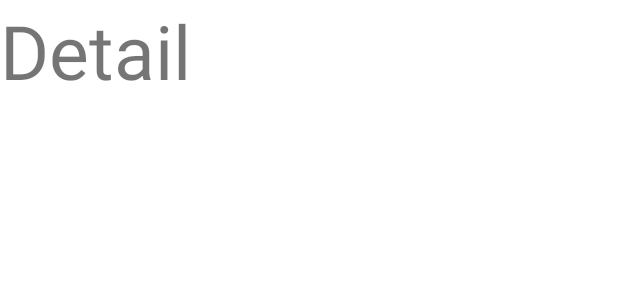
After one commit to Ju-lotty/FlowerGarden, an Android app: the layout activity_store_detail.xml on its own in the app's theme, with its tools: preview values and no code run, on a phone screen of 412 x 824 dp. The commit adds this screen. Shown: the top 300 px of the screen. Run offline under Robolectric (Android 15) with nearby library versions, the phone set to English and light mode, and no system bars.

Commit message:
StoreList 클릭시 StoreDetail로 넘어가게 구현

```diff
--- a/app/build.gradle
+++ b/app/build.gradle
@@ -2,6 +2,7 @@ plugins {
     id 'com.android.application'
     id 'org.jetbrains.kotlin.android'
     id 'com.google.gms.google-services'
+    id 'kotlin-parcelize'
 }
 
 android {
--- /dev/null
+++ b/app/src/main/res/layout/activity_store_detail.xml
@@ -0,0 +1,17 @@
+<?xml version="1.0" encoding="utf-8"?>
+<androidx.constraintlayout.widget.ConstraintLayout xmlns:android="http://schemas.android.com/apk/res/android"
+    xmlns:app="http://schemas.android.com/apk/res-auto"
+    xmlns:tools="http://schemas.android.com/tools"
+    android:layout_width="match_parent"
+    android:layout_height="match_parent"
+    tools:context=".StoreDetailActivity">
+
+    <TextView
+        android:layout_width="wrap_content"
+        android:layout_height="wrap_content"
+        android:text="Detail"
+        android:textSize="50sp"
+        app:layout_constraintStart_toStartOf="parent"
+        app:layout_constraintTop_toTopOf="parent"
+        />
+</androidx.constraintlayout.widget.ConstraintLayout>
```
Also changed, not shown: app/src/main/AndroidManifest.xml (+5 -2 lines), app/src/main/java/com/project/flowergarden/MainActivityUser.kt (+8 -1 lines), app/src/main/java/com/project/flowergarden/StoreDetailActivity.kt (added, +15 -0 lines), app/src/main/java/com/project/flowergarden/entity/StoreAdapter.kt (+16 -2 lines).
